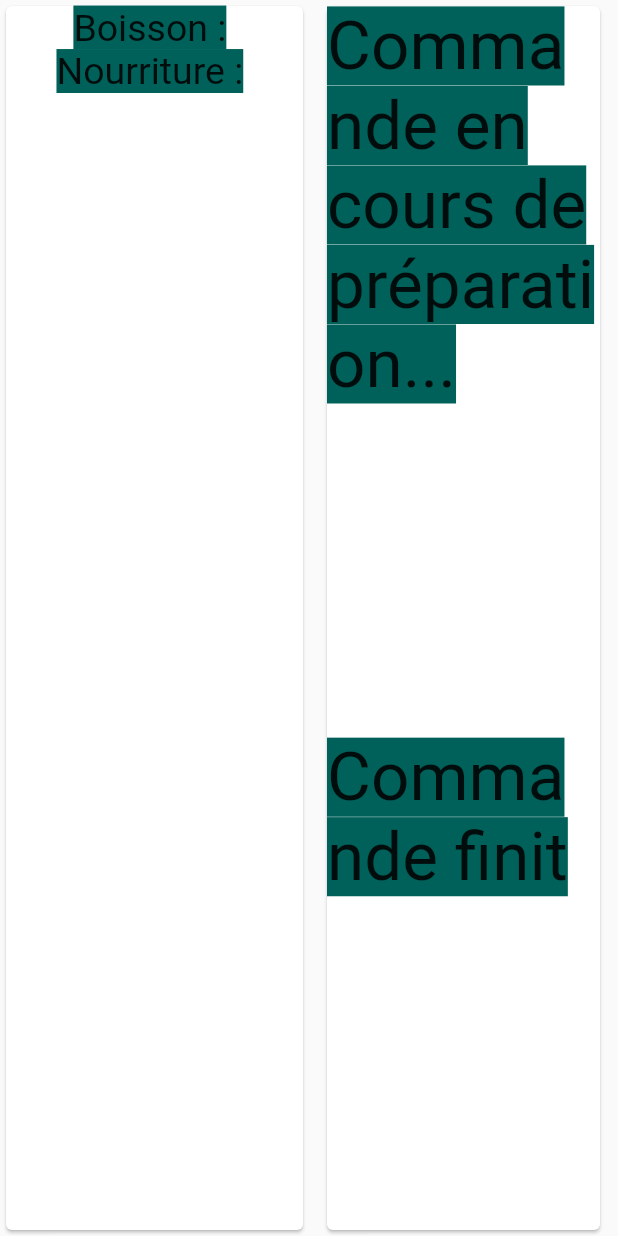
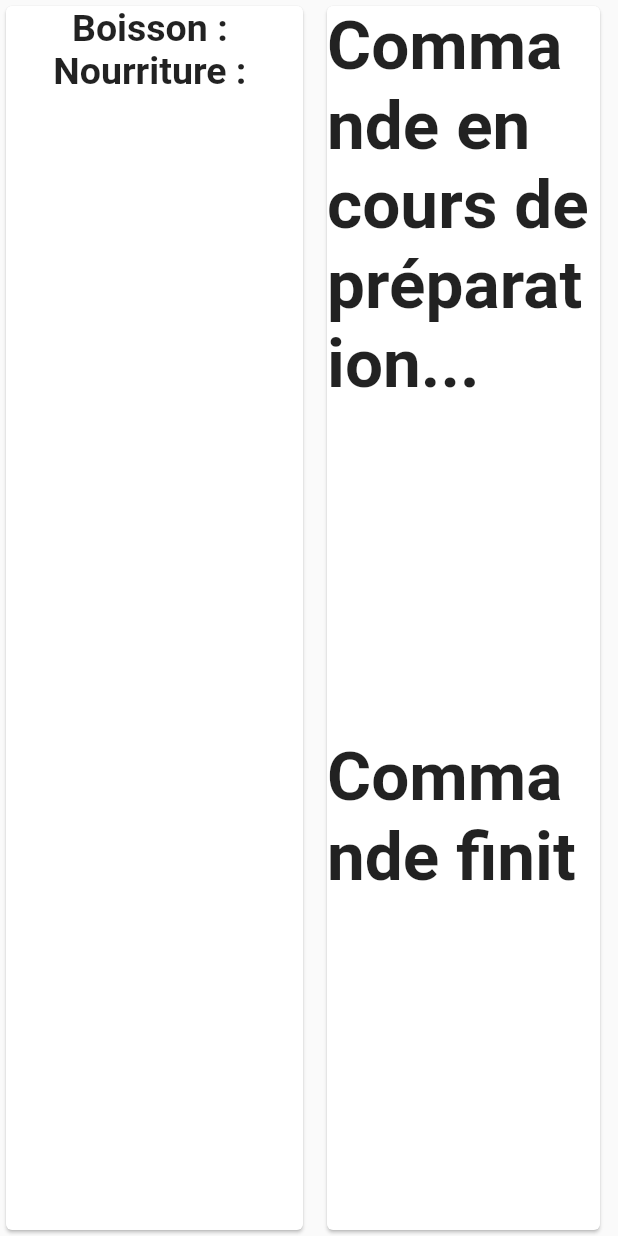
Before and after one commit to DESMENICO/bar_commande, a Flutter app: the TelevisionPage screen opened directly, on a phone screen of 412 x 824 dp. Run offline on Flutter 3.47's test engine with Material 2 defaults, Android fonts, the phone set to English and light mode, and no system bars; our stand-ins replace cloud_firestore, firebase_auth, firebase_core, flutter_bloc, fluttericon, syncfusion_flutter_charts and 1 more; missing offline and left inert: firebase_core_platform_interface; accounts and stored records are empty.

Commit message:
television page

```diff
--- a/lib/pages/television_page.dart
+++ b/lib/pages/television_page.dart
@@ -102,13 +102,14 @@ class OrderReadyWidget extends StatelessWidget {
                 child: Column(
                   children: [
                     const Text("Commande en cours de préparation...",
-                        style: TextStyle(fontSize: 45,
-                        backgroundColor: Color.fromARGB(255, 0, 97, 90))),
+                        style: TextStyle(
+                            fontSize: 45, fontWeight: FontWeight.bold)),
                     Expanded(
                       child: OrderPreparingWidget(orderList),
                     ),
                     const Text("Commande finit",
-                        style: TextStyle(fontSize: 45,backgroundColor: Color.fromARGB(255, 0, 97, 90))),
+                        style: TextStyle(
+                            fontSize: 45, fontWeight: FontWeight.bold)),
                     Expanded(child: OrderFinishedWidget(orderList))
                   ],
                 ),
@@ -146,9 +147,8 @@ class OrderPreparingItemWidget extends StatelessWidget {
   Widget build(BuildContext context) {
     return Row(
       children: [
-        Text(
-          "${order.customer} en cours de préparation...",
-          style: const TextStyle(fontSize: 25)),
+        Text("${order.customer} en cours de préparation...",
+            style: const TextStyle(fontSize: 25)),
       ],
     );
   }
@@ -180,26 +180,27 @@ class ItemListMenuWidget extends StatelessWidget {
 
           return Column(
             children: [
-              const Text(
-                'Boisson : ',
-                style: const TextStyle(fontSize: 25,backgroundColor: Color.fromARGB(255, 0, 97, 90))),
+              const Text('Boisson : ',
+                  style: TextStyle(
+                      fontSize: 25, fontWeight: FontWeight.bold)),
               ListView.builder(
                   shrinkWrap: true,
                   itemCount: itemList.length,
                   itemBuilder: (context, int index) {
-                    if (!itemList[index].isFood) {
+                    if (!itemList[index].isFood &&
+                        itemList[index].isAvailable) {
                       return itemMenuWidget(itemList[index]);
                     }
                     return Container();
                   }),
-              const Text(
-                "Nourriture : ",
-                style: const TextStyle(fontSize: 25,backgroundColor: Color.fromARGB(255, 0, 97, 90))),
+              const Text("Nourriture : ",
+                  style: TextStyle(
+                      fontSize: 25, fontWeight: FontWeight.bold)),
               ListView.builder(
                   shrinkWrap: true,
                   itemCount: itemList.length,
                   itemBuilder: (context, int index) {
-                    if (itemList[index].isFood) {
+                    if (itemList[index].isFood && itemList[index].isAvailable) {
                       return itemMenuWidget(itemList[index]);
                     }
                     return Container();
@@ -222,11 +223,11 @@ class itemMenuWidget extends StatelessWidget {
       padding: const EdgeInsets.symmetric(horizontal: 12.0, vertical: 2.0),
       child: Row(
         children: [
-          Text(item.name, style: TextStyle(fontSize: 25)),
+          Text(item.name, style: const TextStyle(fontSize: 25)),
           const Spacer(),
           Text(
             "${item.price} €",
-            style: TextStyle(fontSize: 25),
+            style: const TextStyle(fontSize: 25),
           )
         ],
       ),
```
